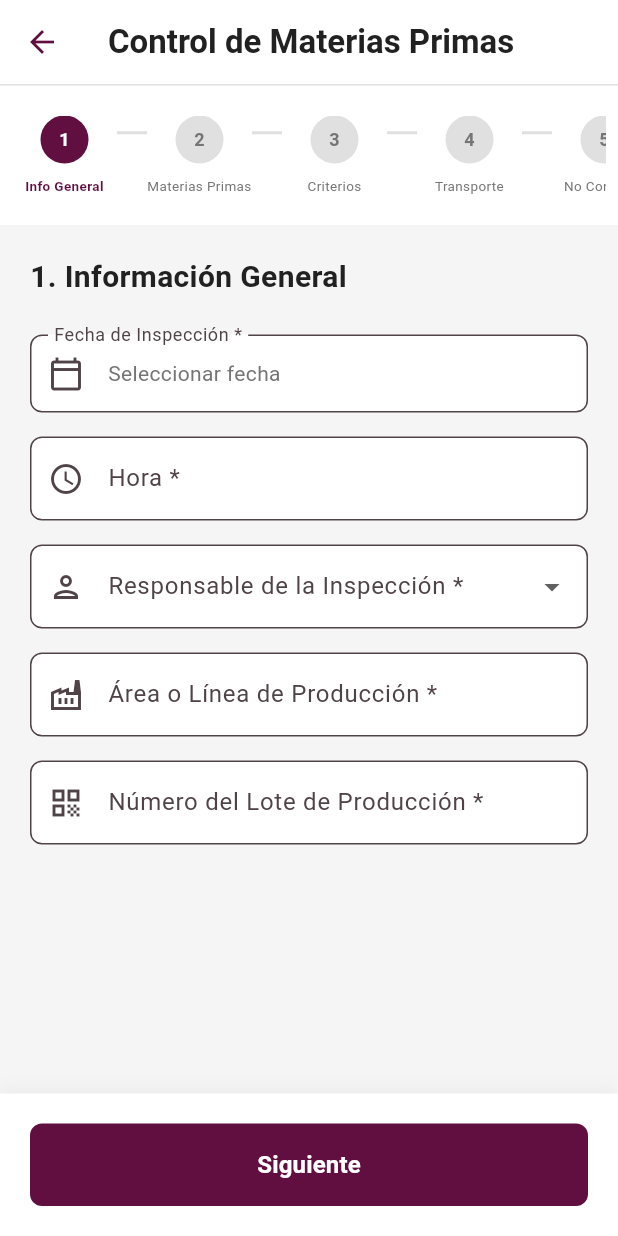
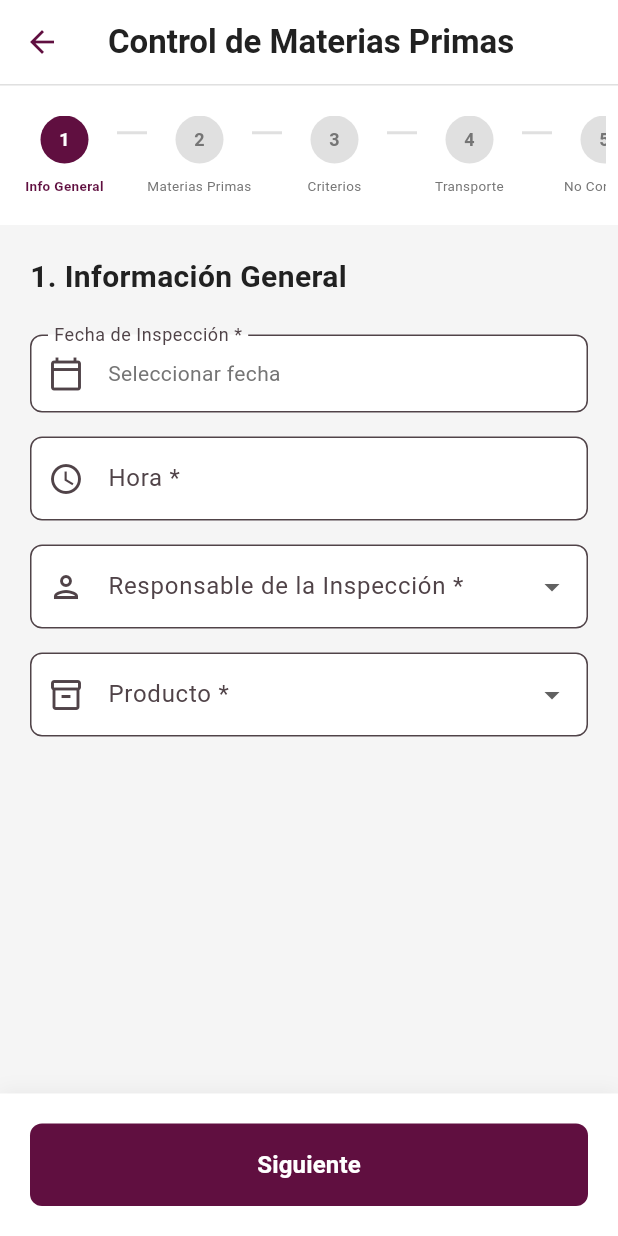
Before and after one commit to cjmar2015/produccion_alimentos_app, a Flutter app: the ControlMateriasScreen screen opened directly with empty values, on a phone screen of 412 x 824 dp. Run offline on Flutter 3.47's test engine with Material 3 defaults, Android fonts, the phone set to English and light mode, and no system bars; our stand-ins replace google_fonts; Roboto replaces fonts that are missing (System).

Commit message:
Modificar control materias primas: campos específicos por producto seleccionado
- Paso 1: Eliminados campos Área y Número de Lote
- Paso 1: Agregado dropdown Producto con 15 opciones
- Pasos 2-6: Filtrados dinámicamente según producto seleccionado
- Mapeo de 15 productos a sus materias primas específicas
- Criterios de inspección personalizados por materia prima

```diff
--- a/lib/screens/control_materias_screen.dart
+++ b/lib/screens/control_materias_screen.dart
@@ -18,65 +18,166 @@ class _ControlMateriasScreenState extends State<ControlMateriasScreen> {
   DateTime? _fechaInspeccion;
   final _horaController = TextEditingController();
   String? _responsable;
-  final _areaProduccionController = TextEditingController();
-  final _numeroLoteController = TextEditingController();
+  String? _productoSeleccionado;
 
   final List<String> _responsables = ['ROCIO', 'LORENA'];
+  final List<String> _productos = [
+    'LECHE',
+    'FRUTA',
+    'AZUCAR',
+    'HUEVOS',
+    'CREMA DE LECHE',
+    'CANELA',
+    'ACIDO CITRICO',
+    'BICARBONATO',
+    'AGUARDIENTE',
+    'BENZOATO',
+    'CEBOLLA',
+    'GINEBRA',
+    'SORBATO',
+    'ONIX',
+    'COLORANTE',
+  ];
 
   // Paso 2 - Materias Primas Recibidas
-  final List<Map<String, dynamic>> _materiasPrimas = [
-    {
-      'nombre': 'Leche',
+  // Mapeo de productos a sus materias primas específicas
+  final Map<String, List<String>> _productoMateriasPrimas = {
+    'LECHE': ['Leche'],
+    'FRUTA': ['Fruta'],
+    'AZUCAR': ['Azúcar'],
+    'HUEVOS': ['Huevos / yemas'],
+    'CREMA DE LECHE': ['Crema de leche'],
+    'CANELA': ['Canela'],
+    'ACIDO CITRICO': ['Ácido cítrico'],
+    'BICARBONATO': ['Bicarbonato'],
+    'AGUARDIENTE': ['Aguardiente'],
+    'BENZOATO': ['Benzoato'],
+    'CEBOLLA': ['Cebolla'],
+    'GINEBRA': ['Ginebra'],
+    'SORBATO': ['Sorbato'],
+    'ONIX': ['Onix'],
+    'COLORANTE': ['Colorante'],
+  };
+
+  final Map<String, Map<String, dynamic>> _todasMateriasPrimas = {
+    'Leche': {
       'proveedor': TextEditingController(),
       'cantidad': TextEditingController(),
       'condicionEmpaque': null,
       'aprobada': null,
     },
-    {
-      'nombre': 'Yemas de huevo / Huevo fresco',
+    'Fruta': {
       'proveedor': TextEditingController(),
       'cantidad': TextEditingController(),
       'condicionEmpaque': null,
       'aprobada': null,
     },
-    {
-      'nombre': 'Azúcar',
+    'Azúcar': {
       'proveedor': TextEditingController(),
       'cantidad': TextEditingController(),
       'condicionEmpaque': null,
       'aprobada': null,
     },
-    {
-      'nombre': 'Licor (aguardiente/ron)',
+    'Huevos / yemas': {
       'proveedor': TextEditingController(),
       'cantidad': TextEditingController(),
       'condicionEmpaque': null,
       'aprobada': null,
     },
-    {
-      'nombre': 'Esencias / saborizantes',
+    'Crema de leche': {
       'proveedor': TextEditingController(),
       'cantidad': TextEditingController(),
       'condicionEmpaque': null,
       'aprobada': null,
     },
-    {
-      'nombre': 'Otros ingredientes',
+    'Canela': {
       'proveedor': TextEditingController(),
       'cantidad': TextEditingController(),
       'condicionEmpaque': null,
       'aprobada': null,
     },
-  ];
+    'Ácido cítrico': {
+      'proveedor': TextEditingController(),
+      'cantidad': TextEditingController(),
+      'condicionEmpaque': null,
+      'aprobada': null,
+    },
+    'Bicarbonato': {
+      'proveedor': TextEditingController(),
+      'cantidad': TextEditingController(),
+      'condicionEmpaque': null,
+      'aprobada': null,
+    },
+    'Aguardiente': {
+      'proveedor': TextEditingController(),
+      'cantidad': TextEditingController(),
+      'condicionEmpaque': null,
+      'aprobada': null,
+    },
+    'Benzoato': {
+      'proveedor': TextEditingController(),
+      'cantidad': TextEditingController(),
+      'condicionEmpaque': null,
+      'aprobada': null,
+    },
+    'Cebolla': {
+      'proveedor': TextEditingController(),
+      'cantidad': TextEditingController(),
+      'condicionEmpaque': null,
+      'aprobada': null,
+    },
+    'Ginebra': {
+      'proveedor': TextEditingController(),
+      'cantidad': TextEditingController(),
+      'condicionEmpaque': null,
+      'aprobada': null,
+    },
+    'Sorbato': {
+      'proveedor': TextEditingController(),
+      'cantidad': TextEditingController(),
+      'condicionEmpaque': null,
+      'aprobada': null,
+    },
+    'Onix': {
+      'proveedor': TextEditingController(),
+      'cantidad': TextEditingController(),
+      'condicionEmpaque': null,
+      'aprobada': null,
+    },
+    'Colorante': {
+      'proveedor': TextEditingController(),
+      'cantidad': TextEditingController(),
+      'condicionEmpaque': null,
+      'aprobada': null,
+    },
+  };
 
-  // Paso 3 - Criterios de Inspección
-  final Map<String, Map<String, Map<String, dynamic>>> _criteriosInspeccion = {
+  List<Map<String, dynamic>> get _materiasPrimas {
+    if (_productoSeleccionado == null) return [];
+
+    final materiasPrimasProducto =
+        _productoMateriasPrimas[_productoSeleccionado] ?? [];
+    return materiasPrimasProducto.map((nombre) {
+      return {'nombre': nombre, ..._todasMateriasPrimas[nombre]!};
+    }).toList();
+  }
+
+  // Paso 3 - Criterios de Inspección por materia prima
+  final Map<String, Map<String, Map<String, dynamic>>>
+  _todosCriteriosInspeccion = {
     'Leche': {
       'Olor fresco, sin fermentación': {'cumple': null, 'observaciones': ''},
       'Color blanco-crema uniforme': {'cumple': null, 'observaciones': ''},
       'No presenta grumos o separación': {'cumple': null, 'observaciones': ''},
       'Temp. a recepción adecuada': {'cumple': null, 'observaciones': ''},
       'Empaque íntegro, limpio': {'cumple': null, 'observaciones': ''},
+    },
+    'Fruta': {
+      'Color característico': {'cumple': null, 'observaciones': ''},
+      'Sin golpes o machucones': {'cumple': null, 'observaciones': ''},
+      'Ausencia de moho o fermentación': {'cumple': null, 'observaciones': ''},
+      'Grado de madurez adecuado': {'cumple': null, 'observaciones': ''},
+      'Limpia y sin insectos': {'cumple': null, 'observaciones': ''},
     },
     'Huevos / yemas': {
       'Sin olor desagradable': {'cumple': null, 'observaciones': ''},
@@ -90,28 +191,85 @@ class _ControlMateriasScreenState extends State<ControlMateriasScreen> {
       'Sin humedad o apelmazamiento': {'cumple': null, 'observaciones': ''},
       'Empaque íntegro': {'cumple': null, 'observaciones': ''},
     },
-    'Licor': {
+    'Crema de leche': {
+      'Olor fresco característico': {'cumple': null, 'observaciones': ''},
+      'Color uniforme': {'cumple': null, 'observaciones': ''},
+      'Textura cremosa sin separación': {'cumple': null, 'observaciones': ''},
+      'Temperatura adecuada': {'cumple': null, 'observaciones': ''},
+      'Empaque sellado': {'cumple': null, 'observaciones': ''},
+    },
+    'Canela': {
+      'Color característico': {'cumple': null, 'observaciones': ''},
+      'Aroma fuerte y agradable': {'cumple': null, 'observaciones': ''},
+      'Sin presencia de humedad': {'cumple': null, 'observaciones': ''},
+      'Empaque sellado': {'cumple': null, 'observaciones': ''},
+    },
+    'Ácido cítrico': {
+      'Cristales blancos': {'cumple': null, 'observaciones': ''},
+      'Sin impurezas': {'cumple': null, 'observaciones': ''},
+      'Empaque sellado': {'cumple': null, 'observaciones': ''},
+      'Registro sanitario vigente': {'cumple': null, 'observaciones': ''},
+    },
+    'Bicarbonato': {
+      'Polvo blanco fino': {'cumple': null, 'observaciones': ''},
+      'Sin grumos': {'cumple': null, 'observaciones': ''},
+      'Empaque íntegro': {'cumple': null, 'observaciones': ''},
+      'Fecha de vencimiento vigente': {'cumple': null, 'observaciones': ''},
+    },
+    'Aguardiente': {
       'Sello de seguridad intacto': {'cumple': null, 'observaciones': ''},
-      'Transparencia y ausencia de partículas': {
-        'cumple': null,
-        'observaciones': '',
-      },
-      'Concentración alcohólica declarada': {
-        'cumple': null,
-        'observaciones': '',
-      },
-      'Proveniente de proveedor aprobado': {
-        'cumple': null,
-        'observaciones': '',
-      },
+      'Transparencia sin partículas': {'cumple': null, 'observaciones': ''},
+      'Graduación alcohólica declarada': {'cumple': null, 'observaciones': ''},
+      'Proveedor autorizado': {'cumple': null, 'observaciones': ''},
     },
-    'Esencias y otros': {
-      'Color y olor característicos': {'cumple': null, 'observaciones': ''},
-      'Envase sellado': {'cumple': null, 'observaciones': ''},
-      'Sin evidencia de contaminación': {'cumple': null, 'observaciones': ''},
-      'Cumple con registro sanitario': {'cumple': null, 'observaciones': ''},
+    'Benzoato': {
+      'Polvo cristalino blanco': {'cumple': null, 'observaciones': ''},
+      'Sin contaminación': {'cumple': null, 'observaciones': ''},
+      'Empaque sellado': {'cumple': null, 'observaciones': ''},
+      'Ficha técnica disponible': {'cumple': null, 'observaciones': ''},
+    },
+    'Cebolla': {
+      'Firmeza adecuada': {'cumple': null, 'observaciones': ''},
+      'Sin brotes excesivos': {'cumple': null, 'observaciones': ''},
+      'Ausencia de podredumbre': {'cumple': null, 'observaciones': ''},
+      'Limpia y sin tierra': {'cumple': null, 'observaciones': ''},
+    },
+    'Ginebra': {
+      'Sello intacto': {'cumple': null, 'observaciones': ''},
+      'Transparencia característica': {'cumple': null, 'observaciones': ''},
+      'Graduación correcta': {'cumple': null, 'observaciones': ''},
+      'Proveedor autorizado': {'cumple': null, 'observaciones': ''},
+    },
+    'Sorbato': {
+      'Polvo cristalino': {'cumple': null, 'observaciones': ''},
+      'Color característico': {'cumple': null, 'observaciones': ''},
+      'Empaque sellado': {'cumple': null, 'observaciones': ''},
+      'Certificado de análisis': {'cumple': null, 'observaciones': ''},
+    },
+    'Onix': {
+      'Apariencia característica': {'cumple': null, 'observaciones': ''},
+      'Sin contaminantes': {'cumple': null, 'observaciones': ''},
+      'Empaque íntegro': {'cumple': null, 'observaciones': ''},
+      'Documentación completa': {'cumple': null, 'observaciones': ''},
+    },
+    'Colorante': {
+      'Color uniforme': {'cumple': null, 'observaciones': ''},
+      'Solubilidad adecuada': {'cumple': null, 'observaciones': ''},
+      'Empaque sellado': {'cumple': null, 'observaciones': ''},
+      'Registro sanitario vigente': {'cumple': null, 'observaciones': ''},
     },
   };
+
+  Map<String, Map<String, Map<String, dynamic>>> get _criteriosInspeccion {
+    final criteriosFiltrados = <String, Map<String, Map<String, dynamic>>>{};
+    for (var mp in _materiasPrimas) {
+      final nombre = mp['nombre'];
+      if (_todosCriteriosInspeccion.containsKey(nombre)) {
+        criteriosFiltrados[nombre] = _todosCriteriosInspeccion[nombre]!;
+      }
+    }
+    return criteriosFiltrados;
+  }
 
   // Paso 4 - Condiciones de Transporte
   final Map<String, Map<String, dynamic>> _condicionesTransporte = {
@@ -140,9 +298,7 @@ class _ControlMateriasScreenState extends State<ControlMateriasScreen> {
   @override
   void dispose() {
     _horaController.dispose();
-    _areaProduccionController.dispose();
-    _numeroLoteController.dispose();
-    for (var mp in _materiasPrimas) {
+    for (var mp in _todasMateriasPrimas.values) {
       mp['proveedor'].dispose();
       mp['cantidad'].dispose();
     }
@@ -367,18 +523,17 @@ class _ControlMateriasScreenState extends State<ControlMateriasScreen> {
           },
         ),
         const SizedBox(height: 16),
-        _buildTextField(
-          controller: _areaProduccionController,
-          label: 'Área o Línea de Producción',
+        _buildDropdownField(
+          label: 'Producto',
+          value: _productoSeleccionado,
+          items: _productos,
           required: true,
-          icon: Icons.factory_outlined,
-        ),
-        const SizedBox(height: 16),
-        _buildTextField(
-          controller: _numeroLoteController,
-          label: 'Número del Lote de Producción',
-          required: true,
-          icon: Icons.qr_code_outlined,
+          icon: Icons.inventory_2_outlined,
+          onChanged: (value) {
+            setState(() {
+              _productoSeleccionado = value;
+            });
+          },
         ),
       ],
     );
@@ -444,13 +599,13 @@ class _ControlMateriasScreenState extends State<ControlMateriasScreen> {
                     observaciones: criterio.value['observaciones'],
                     onCumpleChanged: (value) {
                       setState(() {
-                        _criteriosInspeccion[categoria.key]![criterio
+                        _todosCriteriosInspeccion[categoria.key]![criterio
                                 .key]!['cumple'] =
                             value;
                       });
                     },
                     onObservacionesChanged: (value) {
-                      _criteriosInspeccion[categoria.key]![criterio
+                      _todosCriteriosInspeccion[categoria.key]![criterio
                               .key]!['observaciones'] =
                           value;
                     },
@@ -1189,12 +1344,8 @@ class _ControlMateriasScreenState extends State<ControlMateriasScreen> {
           _showError('El responsable es obligatorio');
           return false;
         }
-        if (_areaProduccionController.text.isEmpty) {
-          _showError('El área de producción es obligatoria');
-          return false;
-        }
-        if (_numeroLoteController.text.isEmpty) {
-          _showError('El número de lote es obligatorio');
+        if (_productoSeleccionado == null || _productoSeleccionado!.isEmpty) {
+          _showError('Debe seleccionar un producto');
           return false;
         }
         return true;
```
